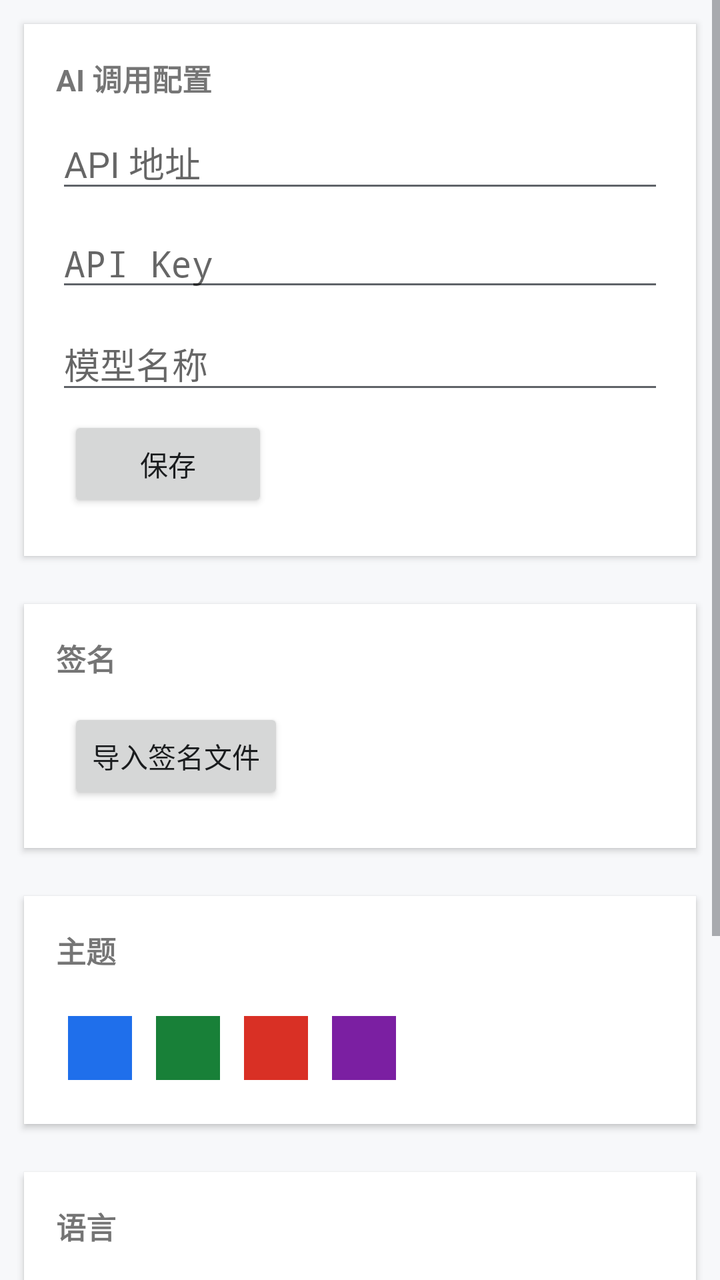
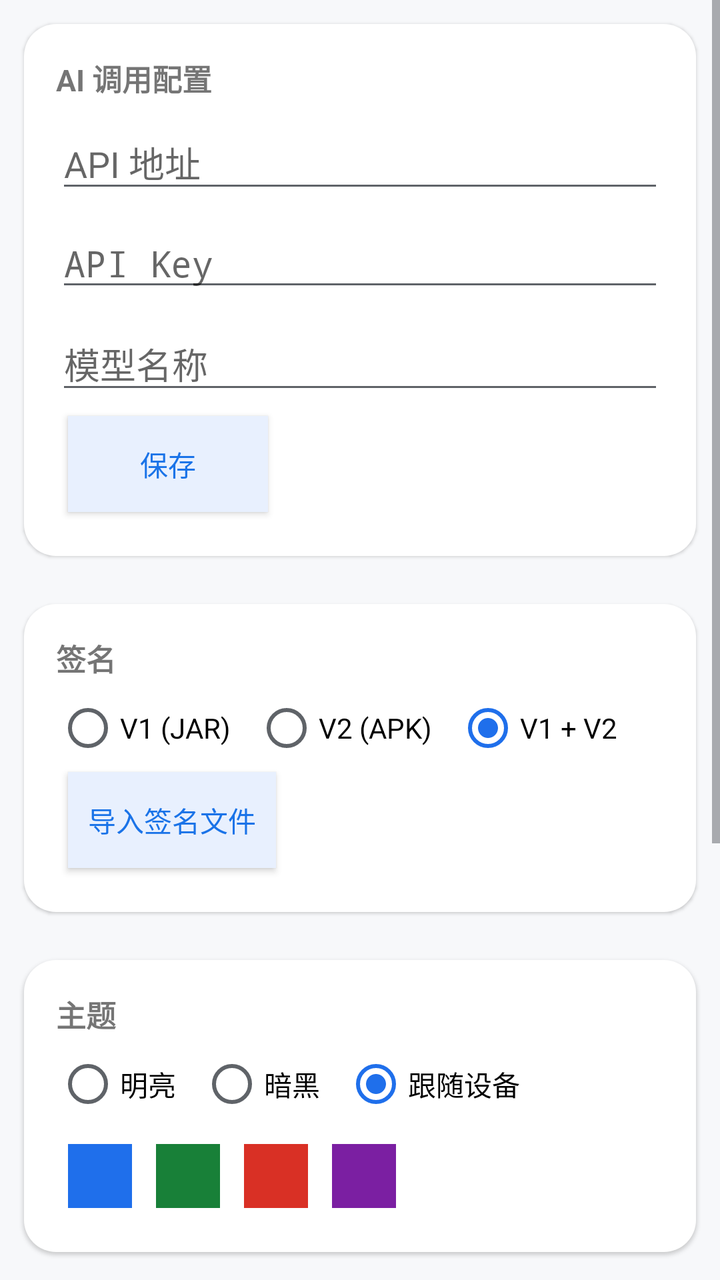

Two renders of the same Android screen: before a commit and after it. Below are the layout's source before the change and the commit's diff.
<!-- AndroidManifest.xml: application theme Theme.EOST -->
<!-- res/layout/settings_fragment.xml -->
<?xml version="1.0" encoding="utf-8"?>
<ScrollView xmlns:android="http://schemas.android.com/apk/res/android"
    android:layout_width="match_parent" android:layout_height="match_parent">
    <LinearLayout android:orientation="vertical"
        android:layout_width="match_parent" android:layout_height="wrap_content">

        <LinearLayout style="@style/Card" android:orientation="vertical">
            <TextView android:layout_width="wrap_content" android:layout_height="wrap_content"
                android:text="@string/ai_config" android:textSize="15sp" android:textStyle="bold"/>
            <EditText android:id="@+id/ai_endpoint" android:layout_width="match_parent"
                android:layout_height="wrap_content" android:hint="@string/ai_endpoint"
                android:layout_marginTop="8dp" android:inputType="textUri"/>
            <EditText android:id="@+id/ai_key" android:layout_width="match_parent"
                android:layout_height="wrap_content" android:hint="@string/ai_key"
                android:layout_marginTop="8dp" android:inputType="textPassword"/>
            <EditText android:id="@+id/ai_model" android:layout_width="match_parent"
                android:layout_height="wrap_content" android:hint="@string/ai_model"
                android:layout_marginTop="8dp"/>
            <Button android:id="@+id/btn_save_ai" style="@style/Btn"
                android:text="@string/save"/>
        </LinearLayout>

        <LinearLayout style="@style/Card" android:orientation="vertical">
            <TextView android:layout_width="wrap_content" android:layout_height="wrap_content"
                android:text="@string/sign_title" android:textSize="15sp" android:textStyle="bold"/>
            <RadioGroup android:id="@+id/sign_mode" android:orientation="horizontal"
                android:layout_marginTop="8dp">
                <RadioButton android:id="@+id/sign_v1" android:layout_width="wrap_content"
                    android:layout_height="wrap_content" android:text="@string/sign_v1"/>
                <RadioButton android:id="@+id/sign_v2" android:layout_width="wrap_content"
                    android:layout_height="wrap_content" android:text="@string/sign_v2"
                    android:layout_marginStart="12dp"/>
                <RadioButton android:id="@+id/sign_both" android:layout_width="wrap_content"
                    android:layout_height="wrap_content" android:text="@string/sign_v1v2"
                    android:layout_marginStart="12dp" android:checked="true"/>
            </RadioGroup>
            <Button android:id="@+id/btn_import_sign" style="@style/Btn"
                android:text="@string/sign_import"/>
        </LinearLayout>

        <LinearLayout style="@style/Card" android:orientation="vertical">
            <TextView android:layout_width="wrap_content" android:layout_height="wrap_content"
                android:text="@string/theme_title" android:textSize="15sp" android:textStyle="bold"/>
            <RadioGroup android:id="@+id/theme_mode" android:orientation="horizontal"
                android:layout_marginTop="8dp">
                <RadioButton android:id="@+id/theme_light" android:layout_width="wrap_content"
                    android:layout_height="wrap_content" android:text="@string/theme_light"/>
                <RadioButton android:id="@+id/theme_dark" android:layout_width="wrap_content"
                    android:layout_height="wrap_content" android:text="@string/theme_dark"
                    android:layout_marginStart="12dp"/>
                <RadioButton android:id="@+id/theme_auto" android:layout_width="wrap_content"
                    android:layout_height="wrap_content" android:text="@string/theme_auto"
                    android:layout_marginStart="12dp" android:checked="true"/>
            </RadioGroup>
            <LinearLayout android:orientation="horizontal"
                android:layout_width="match_parent" android:layout_height="wrap_content"
                android:layout_marginTop="8dp">
                <View android:id="@+id/color_blue" android:layout_width="32dp" android:layout_height="32dp"
                    android:background="@color/primary" android:layout_margin="6dp"/>
                <View android:id="@+id/color_green" android:layout_width="32dp" android:layout_height="32dp"
                    android:background="#188038" android:layout_margin="6dp"/>
                <View android:id="@+id/color_red" android:layout_width="32dp" android:layout_height="32dp"
                    android:background="#D93025" android:layout_margin="6dp"/>
                <View android:id="@+id/color_purple" android:layout_width="32dp" android:layout_height="32dp"
                    android:background="#7B1FA2" android:layout_margin="6dp"/>
            </LinearLayout>
        </LinearLayout>

        <LinearLayout style="@style/Card" android:orientation="vertical">
            <TextView android:layout_width="wrap_content" android:layout_height="wrap_content"
                android:text="@string/lang_title" android:textSize="15sp" android:textStyle="bold"/>
            <RadioGroup android:id="@+id/lang_mode" android:orientation="horizontal"
                android:layout_marginTop="8dp">
                <RadioButton android:id="@+id/lang_zh" android:layout_width="wrap_content"
                    android:layout_height="wrap_content" android:text="@string/lang_zh"
                    android:checked="true"/>
                <RadioButton android:id="@+id/lang_en" android:layout_width="wrap_content"
                    android:layout_height="wrap_content" android:text="@string/lang_en"
                    android:layout_marginStart="12dp"/>
            </RadioGroup>
        </LinearLayout>

        <LinearLayout style="@style/Card" android:orientation="vertical">
            <Button android:id="@+id/btn_check_update" style="@style/Btn"
                android:layout_width="match_parent"
                android:text="@string/check_update"/>
            <TextView android:layout_width="match_parent" android:layout_height="wrap_content"
                android:text="@string/about" android:textSize="15sp" android:textStyle="bold"
                android:layout_marginTop="12dp"/>
            <TextView android:layout_width="match_parent" android:layout_height="wrap_content"
                android:text="@string/developer" android:textSize="13sp"
                android:textColor="@color/text_sub" android:layout_marginTop="4dp"/>
            <TextView android:id="@+id/tv_grade" android:layout_width="match_parent"
                android:layout_height="wrap_content" android:textSize="12sp"
                android:textColor="@color/primary" android:layout_marginTop="4dp"/>
            <TextView android:layout_width="match_parent" android:layout_height="wrap_content"
                android:text="@string/version" android:textSize="12sp"
                android:textColor="@color/text_sub" android:layout_marginTop="4dp"/>
        </LinearLayout>

    </LinearLayout>
</ScrollView>
<!-- resources referenced by this layout -->
<resources>
  <color name="primary">#1F6FEB</color>
  <color name="text_sub">#5F6368</color>
  <string name="about">关于</string>
  <string name="ai_config">AI 调用配置</string>
  <string name="ai_endpoint">API 地址</string>
  <string name="ai_key">API Key</string>
  <string name="ai_model">模型名称</string>
  <string name="check_update">检查更新</string>
  <string name="developer">开发者：龙腾OS</string>
  <string name="lang_en">English</string>
  <string name="lang_title">语言</string>
  <string name="lang_zh">简体中文</string>
  <string name="save">保存</string>
  <string name="sign_import">导入签名文件</string>
  <string name="sign_title">签名</string>
  <string name="sign_v1">V1 (JAR)</string>
  <string name="sign_v1v2">V1 + V2</string>
  <string name="sign_v2">V2 (APK)</string>
  <string name="theme_auto">跟随设备</string>
  <string name="theme_dark">暗黑</string>
  <string name="theme_light">明亮</string>
  <string name="theme_title">主题</string>
  <string name="version">版本 1.3.0</string>
  <style name="Btn" parent="android:Widget.Material.Button">
          <item name="android:layout_width">wrap_content</item>
          <item name="android:layout_height">wrap_content</item>
          <item name="android:minWidth">100dp</item>
          <item name="android:layout_margin">6dp</item>
      </style>
  <style name="Card">
          <item name="android:layout_width">match_parent</item>
          <item name="android:layout_height">wrap_content</item>
          <item name="android:layout_margin">12dp</item>
          <item name="android:padding">16dp</item>
          <item name="android:background">#FFFFFFFF</item>
          <item name="android:elevation">2dp</item>
      </style>
  <style name="Theme.EOST" parent="android:Theme.Material.Light.NoActionBar">
          <item name="android:colorPrimary">#1F6FEB</item>
          <item name="android:colorPrimaryDark">#155AB8</item>
          <item name="android:colorAccent">#1F6FEB</item>
          <item name="android:windowBackground">#F7F8FA</item>
          <item name="android:textColorPrimary">#1A1C1E</item>
          <item name="android:textColorSecondary">#5F6368</item>
          <item name="android:navigationBarColor">#FFFFFF</item>
          <item name="android:statusBarColor">#1F6FEB</item>
      </style>
</resources>

<!-- the commit's change to res/layout/settings_fragment.xml (unified diff, before → after) -->
@@ -24,6 +24,7 @@
             <TextView android:layout_width="wrap_content" android:layout_height="wrap_content"
                 android:text="@string/sign_title" android:textSize="15sp" android:textStyle="bold"/>
             <RadioGroup android:id="@+id/sign_mode" android:orientation="horizontal"
+                android:layout_width="match_parent" android:layout_height="wrap_content"
                 android:layout_marginTop="8dp">
                 <RadioButton android:id="@+id/sign_v1" android:layout_width="wrap_content"
                     android:layout_height="wrap_content" android:text="@string/sign_v1"/>
@@ -42,6 +43,7 @@
             <TextView android:layout_width="wrap_content" android:layout_height="wrap_content"
                 android:text="@string/theme_title" android:textSize="15sp" android:textStyle="bold"/>
             <RadioGroup android:id="@+id/theme_mode" android:orientation="horizontal"
+                android:layout_width="match_parent" android:layout_height="wrap_content"
                 android:layout_marginTop="8dp">
                 <RadioButton android:id="@+id/theme_light" android:layout_width="wrap_content"
                     android:layout_height="wrap_content" android:text="@string/theme_light"/>
@@ -70,6 +72,7 @@
             <TextView android:layout_width="wrap_content" android:layout_height="wrap_content"
                 android:text="@string/lang_title" android:textSize="15sp" android:textStyle="bold"/>
             <RadioGroup android:id="@+id/lang_mode" android:orientation="horizontal"
+                android:layout_width="match_parent" android:layout_height="wrap_content"
                 android:layout_marginTop="8dp">
                 <RadioButton android:id="@+id/lang_zh" android:layout_width="wrap_content"
                     android:layout_height="wrap_content" android:text="@string/lang_zh"
<!-- resource entries referenced after the edit -->
@@ -22,20 +22,23 @@
   <string name="theme_dark">暗黑</string>
   <string name="theme_light">明亮</string>
   <string name="theme_title">主题</string>
-  <string name="version">版本 1.3.0</string>
+  <string name="version">版本 1.3.1</string>
   <style name="Btn" parent="android:Widget.Material.Button">
           <item name="android:layout_width">wrap_content</item>
           <item name="android:layout_height">wrap_content</item>
           <item name="android:minWidth">100dp</item>
           <item name="android:layout_margin">6dp</item>
+          <item name="android:textColor">#FF1A73E8</item>
+          <item name="android:background">#FFE8F0FE</item>
+          <item name="android:padding">10dp</item>
       </style>
   <style name="Card">
           <item name="android:layout_width">match_parent</item>
           <item name="android:layout_height">wrap_content</item>
           <item name="android:layout_margin">12dp</item>
           <item name="android:padding">16dp</item>
-          <item name="android:background">#FFFFFFFF</item>
-          <item name="android:elevation">2dp</item>
+          <item name="android:background">@drawable/card_bg</item>
+          <item name="android:elevation">1dp</item>
       </style>
   <style name="Theme.EOST" parent="android:Theme.Material.Light.NoActionBar">
           <item name="android:colorPrimary">#1F6FEB</item>
@@ -47,5 +50,12 @@
           <item name="android:navigationBarColor">#FFFFFF</item>
           <item name="android:statusBarColor">#1F6FEB</item>
       </style>
+  <!-- drawable card_bg (drawable) -->
+  <?xml version="1.0" encoding="utf-8"?>
+  <shape xmlns:android="http://schemas.android.com/apk/res/android"
+      android:shape="rectangle">
+      <solid android:color="#FFFFFFFF"/>
+      <corners android:radius="16dp"/>
+  </shape>
 </resources>
 
